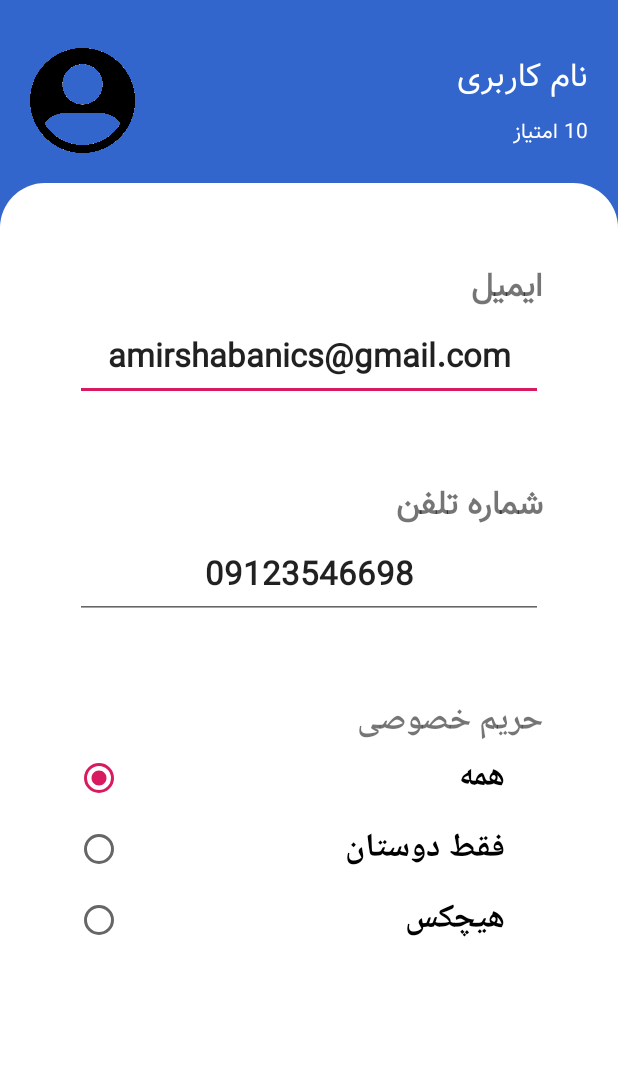
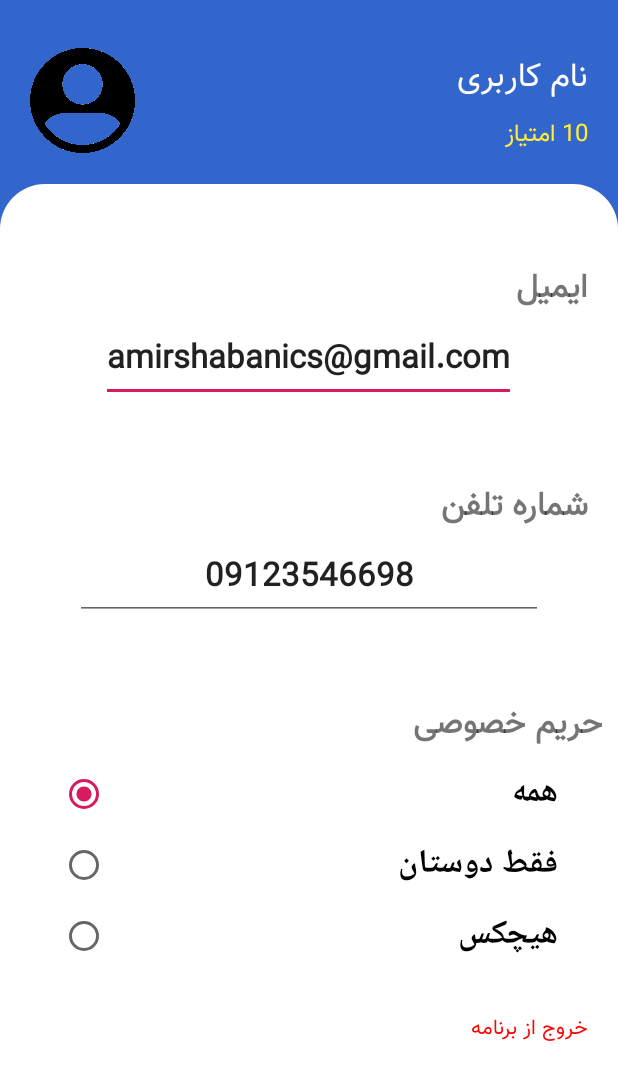
Before and after one commit to farzinnasiri/Rasm-travel-advisor, an Android app: the UserProfileSettingsActivity screen opened directly, with no data from a screen before it, on a phone screen of 412 x 824 dp. Shown: the top 1080 px of the screen. Run offline under Robolectric (Android 15) with nearby library versions, the phone set to English and light mode, and no system bars.

Commit message:
user profile settings redesigned

```diff
--- a/app/src/main/java/com/rasm/Administering/Administer.java
+++ b/app/src/main/java/com/rasm/Administering/Administer.java
@@ -33,7 +33,7 @@ public class Administer {
     }
 
     private void load_from_database() {
-        database = new SQLiteOpenHelperExtender(context);
+//        database = new SQLiteOpenHelperExtender(context);
     }
 
     private void load_from_storage() {
--- a/app/src/main/java/com/rasm/adventures/Adventure.java
+++ b/app/src/main/java/com/rasm/adventures/Adventure.java
@@ -32,7 +32,7 @@ public class Adventure {
         id = (String)map.get("id");
         stream = (String)map.get("stream");
         descriptions = (String)map.get("description");
-        images = SQLiteOpenHelperExtender.stringToBitmapArray((String) map.get("images"));
+//        images = SQLiteOpenHelperExtender.stringToBitmapArray((String) map.get("images"));
     }
 
     public int getCondition() {
--- a/app/src/main/res/layout/activity_explore_adventures.xml
+++ b/app/src/main/res/layout/activity_explore_adventures.xml
@@ -18,7 +18,7 @@
             android:layout_width="match_parent"
             android:layout_height="?attr/actionBarSize"
             android:background="@color/white"
-            app:titleTextColor="@color/dark"
+            app:titleTextColor="@color/black"
             android:layoutDirection="rtl"
             app:layout_scrollFlags="scroll|enterAlways"
             android:elevation="1dp"
@@ -30,7 +30,7 @@
                 android:layout_height="wrap_content"
                 android:layout_gravity="right|center_vertical"
                 android:text="خانه"
-                android:textColor="@color/dark"
+                android:textColor="@color/black"
                 android:textSize="16sp"/>
         </android.support.v7.widget.Toolbar>
 
--- a/app/src/main/res/layout/activity_main.xml
+++ b/app/src/main/res/layout/activity_main.xml
@@ -32,9 +32,9 @@
             android:layout_marginTop="6dp"
             android:fontFamily="@font/vazir"
             android:text="10 امتیاز "
-            android:textColor="@color/white"
+            android:textColor="@color/yellow"
             android:textDirection="rtl"
-            android:textSize="14sp" />
+            android:textSize="16sp" />
 
         <TextView
             android:id="@+id/dashboard_txt_username"
@@ -54,6 +54,7 @@
         android:layout_width="match_parent"
         android:layout_height="match_parent"
         android:layout_marginTop="20dp"
+        android:paddingTop="20dp"
         android:background="@drawable/round_dashboard_background">
 
         <LinearLayout
--- a/app/src/main/res/layout/activity_user_profile_settings.xml
+++ b/app/src/main/res/layout/activity_user_profile_settings.xml
@@ -32,9 +32,9 @@
             android:layout_marginTop="6dp"
             android:fontFamily="@font/vazir"
             android:text="10 امتیاز "
-            android:textColor="@color/white"
+            android:textColor="@color/yellow"
             android:textDirection="rtl"
-            android:textSize="14sp" />
+            android:textSize="16sp" />
 
         <TextView
             android:id="@+id/dashboard_txt_username"
@@ -56,49 +56,48 @@
         android:layout_marginTop="20dp"
         android:background="@drawable/round_dashboard_background">
 
-        <RelativeLayout
-            android:layout_width="wrap_content"
-            android:layout_height="wrap_content">
+        <LinearLayout
+            android:layout_width="match_parent"
+            android:layout_height="match_parent"
+            android:orientation="vertical"
 
-
-
+            >
             <TextView
                 android:id="@+id/email_TextView"
                 android:layout_width="wrap_content"
                 android:layout_height="wrap_content"
-                android:layout_alignParentRight="true"
+                android:layout_gravity="right"
+                android:textDirection="rtl"
+                android:layout_marginRight="20dp"
                 android:layout_marginTop="50dp"
-                android:layout_marginRight="50dp"
                 android:fontFamily="@font/vazir"
                 android:text="ایمیل"
                 android:textSize="22sp"
                 android:textStyle="bold" />
+
+
             <EditText
                 android:id="@+id/email_EditText"
-                android:layout_width="match_parent"
+                android:layout_width="wrap_content"
                 android:layout_height="wrap_content"
-                android:layout_below="@+id/email_TextView"
-                android:layout_alignParentLeft="true"
-                android:layout_marginLeft="50dp"
-                android:layout_marginRight="50dp"
+                android:layout_marginLeft="30dp"
+                android:layout_marginRight="30dp"
                 android:fontFamily="@font/vazir"
                 android:text="amirshabanics@gmail.com"
-                android:textAlignment="center"
+                android:layout_gravity="center"
+                android:layout_centerHorizontal="true"
                 android:textSize="22sp"
                 android:textStyle="bold" />
-
-
-
 
 
             <TextView
                 android:id="@+id/phone_TextView"
                 android:layout_width="wrap_content"
                 android:layout_height="wrap_content"
-                android:layout_alignParentRight="true"
-                android:layout_below="@id/email_EditText"
+                android:layout_gravity="right"
+                android:textDirection="rtl"
+                android:layout_marginRight="20dp"
                 android:layout_marginTop="50dp"
-                android:layout_marginRight="50dp"
                 android:fontFamily="@font/vazir"
                 android:text="شماره تلفن"
                 android:textSize="22sp"
@@ -109,38 +108,38 @@
                 android:layout_width="match_parent"
                 android:layout_height="wrap_content"
                 android:layout_below="@+id/phone_TextView"
-            android:layout_alignParentLeft="true"
                 android:layout_marginLeft="50dp"
                 android:layout_marginRight="50dp"
                 android:fontFamily="@font/vazir"
+                android:layout_gravity="center"
+                android:inputType="number"
                 android:text="09123546698"
-                android:inputType="number" android:textAlignment="center"
+                android:textAlignment="center"
                 android:textSize="22sp"
-            android:textStyle="bold"
-                />
+                android:textStyle="bold" />
 
             <TextView
-                android:id="@+id/visibility"
+                android:id="@+id/privacy_TextView"
                 android:layout_width="wrap_content"
                 android:layout_height="wrap_content"
-                android:layout_alignParentRight="true"
-                android:layout_marginRight="50dp"
-                android:layout_below="@id/phone_EditText"
+                android:layout_gravity="right"
+                android:textDirection="rtl"
+                android:layout_marginRight="10dp"
                 android:layout_marginTop="50dp"
+                android:fontFamily="@font/vazir"
+                android:text="حریم خصوصی"
                 android:textSize="22sp"
-            android:textStyle="bold"
-                android:text="حریم خصوصی"
-                />
+                android:textStyle="bold" />
+
             <RadioGroup
                 android:id="@+id/radioGroupInProfile"
                 android:layout_width="match_parent"
                 android:layout_height="wrap_content"
-                android:layout_below="@id/visibility"
                 android:layout_alignParentRight="true"
-                android:layout_marginRight="75dp"
-                android:layout_marginLeft="50dp"
+                android:layout_marginTop="10dp"
+                android:layout_marginHorizontal="40dp">
 
-                >
+
 
                 <RadioButton
                     android:id="@+id/allRadio"
@@ -156,20 +155,41 @@
                     android:layout_width="match_parent"
                     android:layout_height="wrap_content"
                     android:layout_marginTop="10dp"
-            android:textStyle="bold"
+                    android:text="فقط دوستان"
                     android:textSize="22sp"
-                    android:text="فقط دوستان" />
+                    android:textStyle="bold" />
 
                 <RadioButton
                     android:id="@+id/nobodyRadio"
                     android:layout_width="match_parent"
                     android:layout_height="wrap_content"
                     android:layout_marginTop="10dp"
+                    android:text="هیچکس"
                     android:textSize="22sp"
-            android:textStyle="bold"
-                    android:text="هیچکس" />
+                    android:textStyle="bold" />
             </RadioGroup>
-        </RelativeLayout>
+
+
+
+
+
+            <TextView
+                android:id="@+id/logout_txt_button"
+                android:layout_width="match_parent"
+                android:layout_height="wrap_content"
+                android:layout_below="@id/radioGroupInProfile"
+                android:layout_marginRight="20dp"
+                android:layout_marginTop="30dp"
+                android:layout_marginBottom="30dp"
+                android:fontFamily="@font/vazir"
+                android:text="خروج از برنامه"
+                android:textColor="@color/red"
+                android:textDirection="rtl"
+
+                />
+
+        </LinearLayout>
+
     </ScrollView>
 
 
--- a/app/src/main/res/values/colors.xml
+++ b/app/src/main/res/values/colors.xml
@@ -20,6 +20,8 @@
     >
     <color name="transparent">#11000000</color>
     <color name="dashboard_background">#3366cc</color>
-    <color name="dark">#0E0E0F</color>
+    <color name="black">#0E0E0F</color>
+    <color name="red">#FF0000</color>
+    <color name="yellow">#FFEB3B</color>
 
 </resources>
```
Lines whose indentation alone changed are shown as unchanged.
